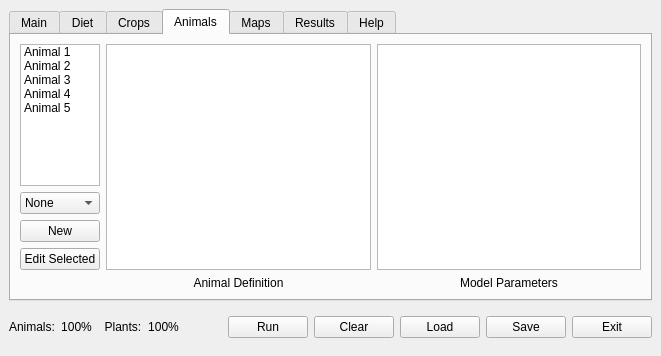
The window that src/ui/lamainformbase.ui (arkygeek/landuseanalyst) describes before a commit, drawn with Qt 5.
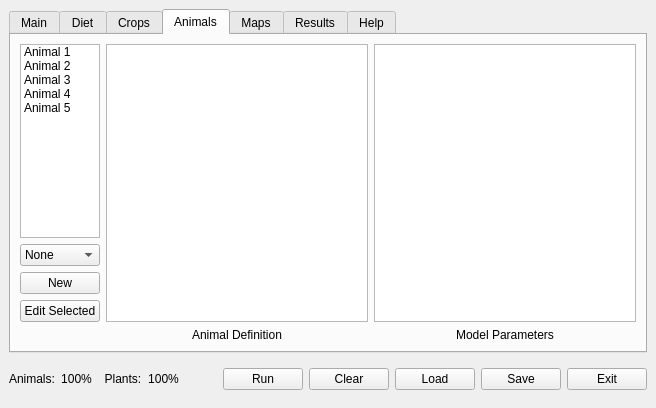
The same window after the commit. The open tabs and pages were chosen to show the change. Icons and pictures are not drawn.

Diff of the .ui file:
```diff
--- a/src/ui/lamainformbase.ui
+++ b/src/ui/lamainformbase.ui
@@ -7,7 +7,7 @@
     <x>0</x>
     <y>0</y>
     <width>661</width>
-    <height>356</height>
+    <height>0</height>
    </rect>
   </property>
   <property name="sizePolicy" >
```
Left out of the diff: 18 changed lines with no effect on the pictures.
